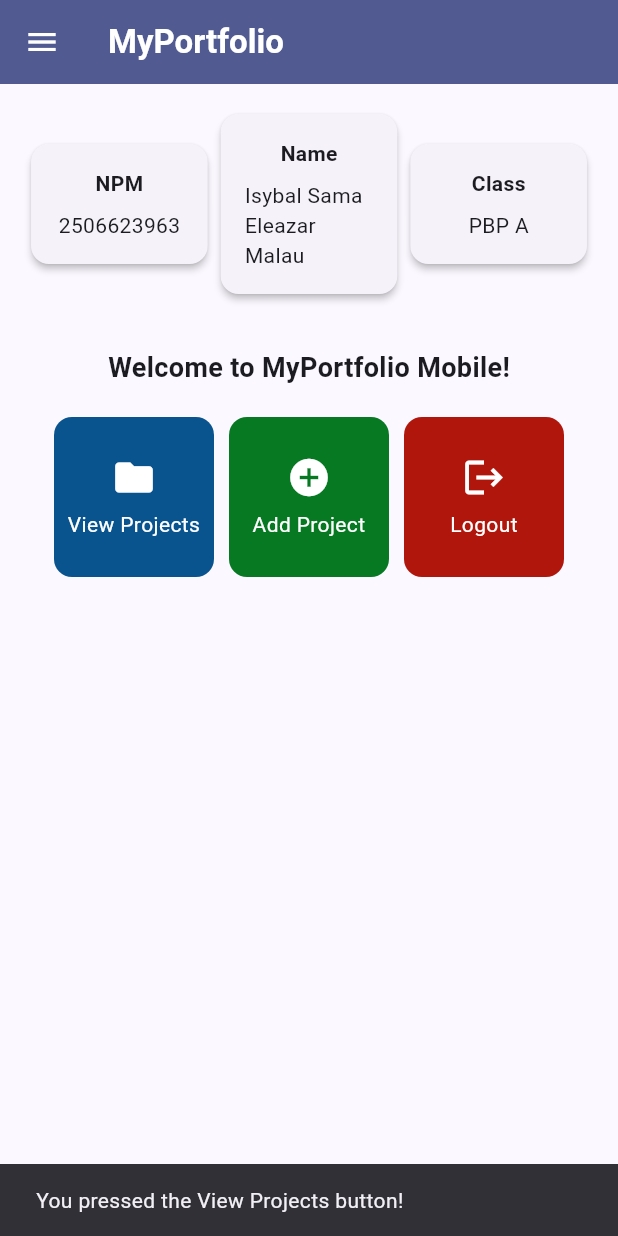
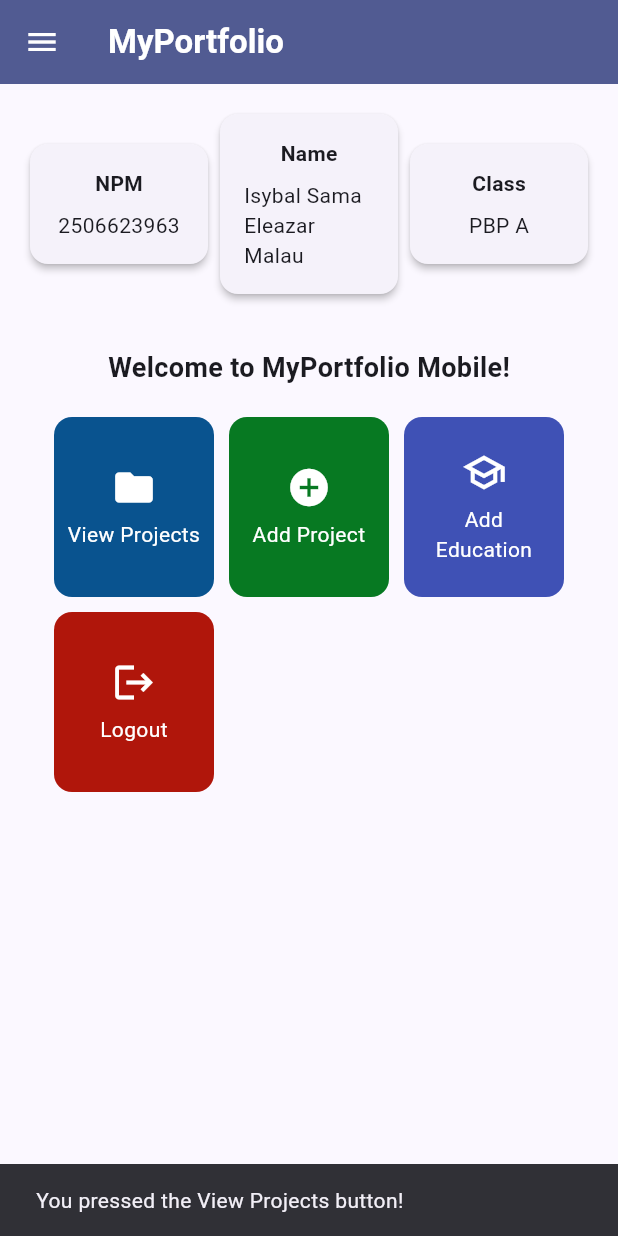
Before and after one commit to eleazarmalau/myportfolio_mobile, a Flutter app: the screen it shows after launch, after a tap on "View Projects", on a phone screen of 412 x 824 dp. Run offline on Flutter 3.47's test engine with Material 3 defaults, Android fonts, the phone set to English and light mode, and no system bars; our stand-ins replace material_ui.

Commit message:
feat: add Education form with validation and navigation

```diff
--- a/lib/screens/menu.dart
+++ b/lib/screens/menu.dart
@@ -10,9 +10,22 @@ class MyHomePage extends StatelessWidget {
   final String kelas = "PBP A";
 
   final List<ItemHomepage> items = [
-    ItemHomepage("View Projects", Icons.folder, const Color.fromARGB(255, 9, 83, 143)),
-    ItemHomepage("Add Project", Icons.add_circle, const Color.fromARGB(255, 7, 121, 34)),
-    ItemHomepage("Logout", Icons.logout, const Color.fromARGB(255, 176, 22, 11)),
+    ItemHomepage(
+      "View Projects",
+      Icons.folder,
+      const Color.fromARGB(255, 9, 83, 143),
+    ),
+    ItemHomepage(
+      "Add Project",
+      Icons.add_circle,
+      const Color.fromARGB(255, 7, 121, 34),
+    ),
+    ItemHomepage("Add Education", Icons.school_outlined, Colors.indigo),
+    ItemHomepage(
+      "Logout",
+      Icons.logout,
+      const Color.fromARGB(255, 176, 22, 11),
+    ),
   ];
 
   @override
@@ -29,6 +42,7 @@ class MyHomePage extends StatelessWidget {
       drawer: const LeftDrawer(),
       body: Padding(
         padding: const EdgeInsets.all(16.0),
+        child: SingleChildScrollView(
           child: Column(
             crossAxisAlignment: CrossAxisAlignment.center,
             children: [
@@ -36,9 +50,15 @@ class MyHomePage extends StatelessWidget {
               Row(
                 mainAxisAlignment: MainAxisAlignment.spaceEvenly,
                 children: [
-                InfoCard(title: 'NPM', content: npm),
-                InfoCard(title: 'Name', content: nama),
-                InfoCard(title: 'Class', content: kelas),
+                  Expanded(
+                    child: InfoCard(title: 'NPM', content: npm),
+                  ),
+                  Expanded(
+                    child: InfoCard(title: 'Name', content: nama),
+                  ),
+                  Expanded(
+                    child: InfoCard(title: 'Class', content: kelas),
+                  ),
                 ],
               ),
 
@@ -60,11 +80,13 @@ class MyHomePage extends StatelessWidget {
                     ),
 
                     GridView.count(
-                    primary: true,
+                      primary: false,
+                      physics: const NeverScrollableScrollPhysics(),
                       padding: const EdgeInsets.all(20),
                       crossAxisSpacing: 10,
                       mainAxisSpacing: 10,
                       crossAxisCount: 3,
+                      mainAxisExtent: 120,
                       shrinkWrap: true,
                       children: items.map((ItemHomepage item) {
                         return ItemCard(item);
@@ -74,6 +96,7 @@ class MyHomePage extends StatelessWidget {
                 ),
               ),
             ],
+          ),
         ),
       ),
     );
@@ -92,7 +115,6 @@ class InfoCard extends StatelessWidget {
     return Card(
       elevation: 2.0,
       child: Container(
-        width: MediaQuery.of(context).size.width / 3.5,
         padding: const EdgeInsets.all(16.0),
         child: Column(
           children: [
--- a/lib/widgets/left_drawer.dart
+++ b/lib/widgets/left_drawer.dart
@@ -1,4 +1,5 @@
 import 'package:material_ui/material_ui.dart';
+import 'package:myportofolio_mobile/screens/education_form.dart';
 import 'package:myportofolio_mobile/screens/project_form.dart';
 import 'package:myportofolio_mobile/screens/menu.dart';
 
@@ -43,6 +44,18 @@ class LeftDrawer extends StatelessWidget {
             },
           ),
           ListTile(
+            leading: const Icon(Icons.school_outlined),
+            title: const Text('Add Education'),
+            onTap: () {
+              Navigator.pushReplacement(
+                context,
+                MaterialPageRoute(
+                  builder: (context) => const EducationFormPage(),
+                ),
+              );
+            },
+          ),
+          ListTile(
             leading: const Icon(Icons.add_circle_outline),
             title: const Text('Add Project'),
             // Navigate to the Add Project screen
--- a/lib/widgets/project_card.dart
+++ b/lib/widgets/project_card.dart
@@ -1,4 +1,5 @@
 import 'package:material_ui/material_ui.dart';
+import 'package:myportofolio_mobile/screens/education_form.dart';
 import 'package:myportofolio_mobile/screens/menu.dart';
 import 'package:myportofolio_mobile/screens/project_form.dart';
 
@@ -25,6 +26,13 @@ class ItemCard extends StatelessWidget {
               context,
               MaterialPageRoute(builder: (context) => const ProjectFormPage()),
             );
+          } else if (item.name == "Add Education") {
+            Navigator.push(
+              context,
+              MaterialPageRoute(
+                builder: (context) => const EducationFormPage(),
+              ),
+            );
           }
         },
         child: Container(
```
Also changed, not shown: lib/screens/education_form.dart (added, +284 -0 lines), 3 other files. Lines whose indentation alone changed are shown as unchanged.
